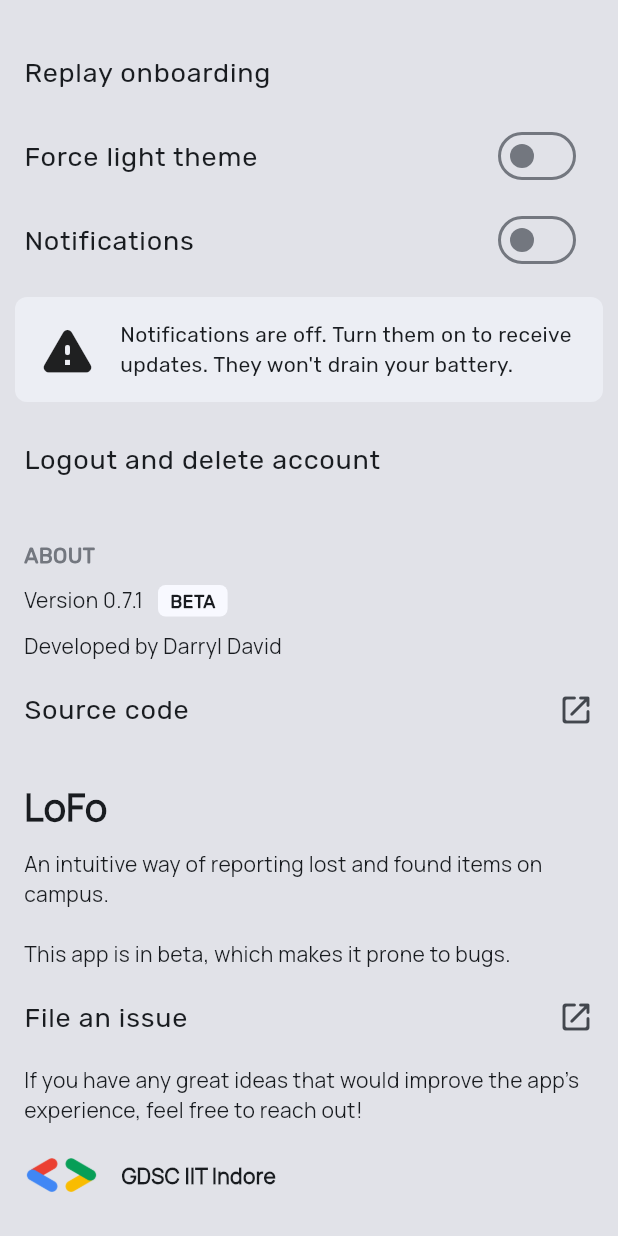
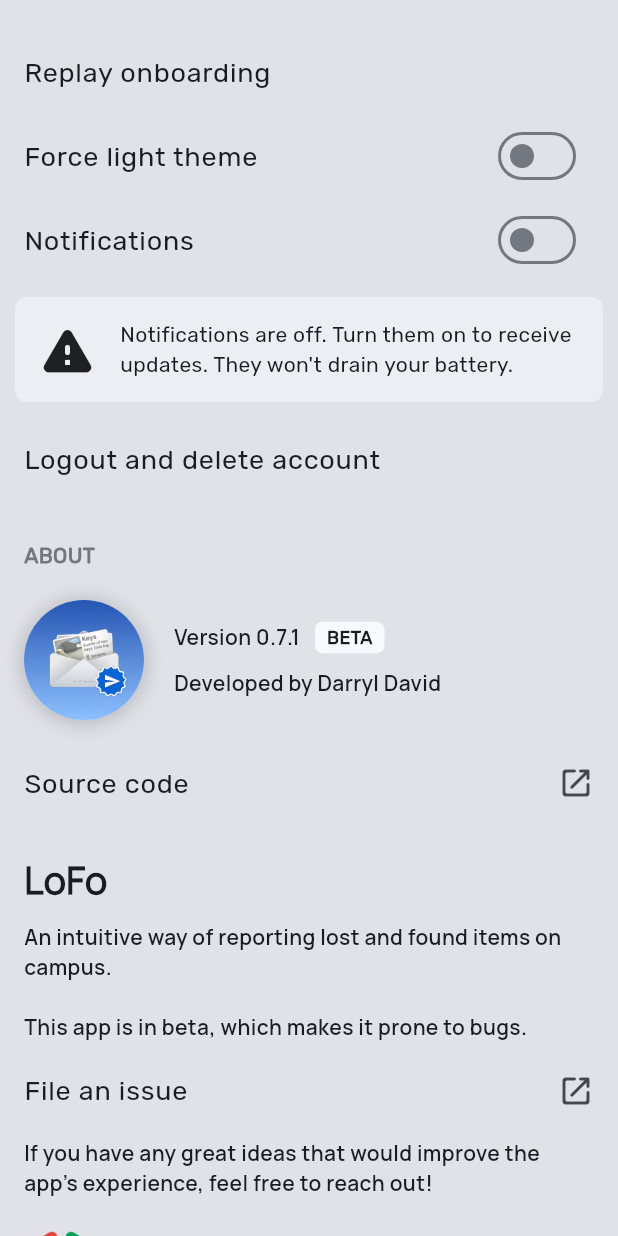
Before and after one commit to darrylad/LoFo, a Flutter app: the MorePage screen opened directly, on a phone screen of 412 x 824 dp. Run offline on Flutter 3.47's test engine with Material 3 defaults, Android fonts, the phone set to English and light mode, and no system bars; our stand-ins replace camera, cloud_firestore, firebase_auth, firebase_core, firebase_messaging, firebase_remote_config and 7 more; accounts and stored records are empty; generated files the repository leaves out were written again.

Commit message:
refinements to about page

```diff
--- a/lib/pages/about_page.dart
+++ b/lib/pages/about_page.dart
@@ -145,16 +145,9 @@ class _AboutSectionState extends State<AboutSection> {
               style: TextStyle(
                   color: themeData.colorScheme.outline,
                   fontWeight: FontWeight.bold)),
+          const SizedBox(height: 20),
+          logoRow(),
           const SizedBox(height: 10),
-          versionRow(),
-          const SizedBox(height: 10),
-          Text(
-            'Developed by Darryl David',
-            style: TextStyle(
-              color: themeData.colorScheme.onSurface,
-              fontFamily: fonts[0],
-            ),
-          ),
           (widget.appUrl != null)
               ? ListTile(
                   contentPadding:
@@ -178,6 +171,7 @@ class _AboutSectionState extends State<AboutSection> {
             'An intuitive way of reporting lost and found items on campus. \n \nThis app is in beta, which makes it prone to bugs.',
             style: TextStyle(
               color: themeData.colorScheme.onSurface,
+              fontVariations: const [FontVariation('wght', 600)],
               fontFamily: fonts[0],
             ),
           ),
@@ -196,6 +190,7 @@ class _AboutSectionState extends State<AboutSection> {
             'If you have any great ideas that would improve the app\'s experience, feel free to reach out!',
             style: TextStyle(
               color: themeData.colorScheme.onSurface,
+              fontVariations: const [FontVariation('wght', 600)],
               fontFamily: fonts[0],
             ),
           ),
@@ -203,6 +198,50 @@ class _AboutSectionState extends State<AboutSection> {
           gdscGestureRow()
         ],
       ),
+    );
+  }
+
+  Row logoRow() {
+    return Row(
+      children: [
+        Container(
+          height: 80,
+          width: 80,
+          decoration: BoxDecoration(
+            borderRadius: BorderRadius.circular(100),
+            color: themeData.colorScheme.primaryContainer,
+            boxShadow: [
+              BoxShadow(
+                color: themeData.colorScheme.onSurface.withOpacity(0.2),
+                offset: const Offset(0, 1),
+                blurRadius: 10,
+                spreadRadius: 2,
+              )
+            ],
+            image: const DecorationImage(
+              image: AssetImage("assets/icons/icon.png"),
+              fit: BoxFit.cover,
+            ),
+          ),
+        ),
+        const SizedBox(width: 20),
+        Column(
+          mainAxisAlignment: MainAxisAlignment.start,
+          crossAxisAlignment: CrossAxisAlignment.start,
+          children: [
+            versionRow(),
+            const SizedBox(height: 10),
+            Text(
+              'Developed by Darryl David',
+              style: TextStyle(
+                color: themeData.colorScheme.onSurface,
+                fontVariations: const [FontVariation('wght', 600)],
+                fontFamily: fonts[0],
+              ),
+            ),
+          ],
+        ),
+      ],
     );
   }
 
@@ -235,6 +274,7 @@ class _AboutSectionState extends State<AboutSection> {
         Text('Version 0.7.1',
             style: TextStyle(
               fontFamily: fonts[0],
+              fontVariations: const [FontVariation('wght', 600)],
             )),
         const SizedBox(width: 10),
         Container(
```
